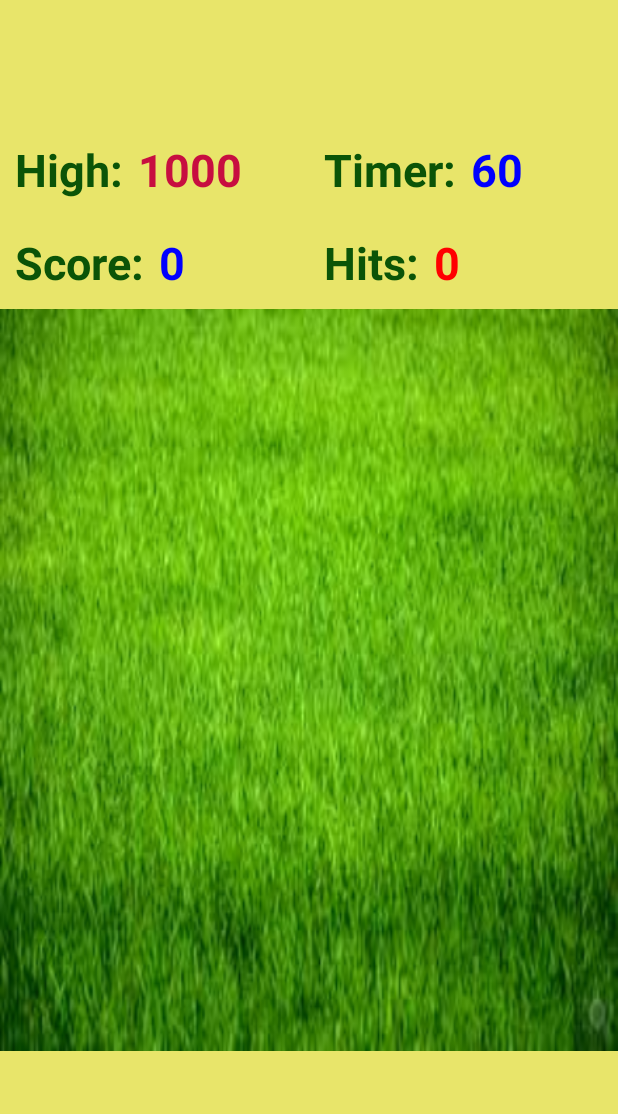
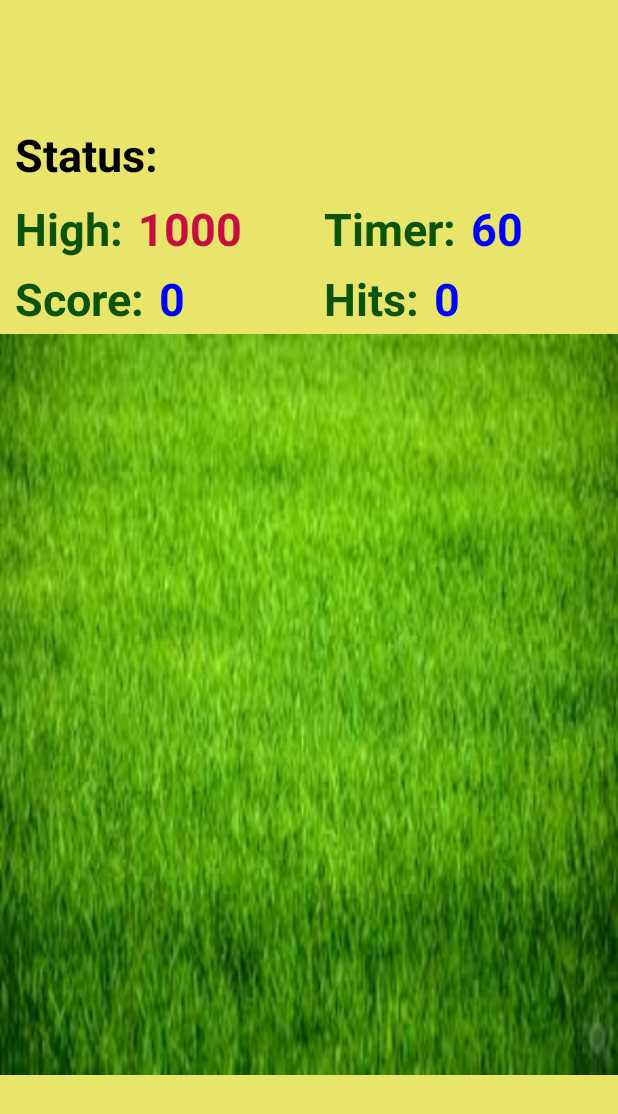
Before and after one commit to SmileChaoLee/GroundhogHunter, an Android app: the layout activity_main.xml on its own in the app's theme, with its tools: preview values and no code run, on a phone screen of 412 x 824 dp. Shown: the top 1114 px of the screen. Run offline under Robolectric (Android 15) with nearby library versions, the phone set to English and light mode, and no system bars.

Commit message:
Added game status in the score area just under buttons

```diff
--- a/app/src/main/AndroidManifest.xml
+++ b/app/src/main/AndroidManifest.xml
@@ -33,9 +33,9 @@
             android:theme="@style/ThemeTextSize30Transparent">
         </activity>
 
-        <activity android:name=".MultiUserActivity"
+        <activity android:name=".MultiPlayerActivity"
             android:configChanges="orientation"
-            android:label="@string/multiUserStr"
+            android:label="@string/multipleStr"
             android:screenOrientation="portrait"
             android:theme="@style/ThemeTextSize30Transparent">
         </activity>
--- a/app/src/main/res/layout/activity_main.xml
+++ b/app/src/main/res/layout/activity_main.xml
@@ -32,7 +32,7 @@
         </com.smile.groundhoghunter.Model.SmileImageButton>
 
         <com.smile.groundhoghunter.Model.SmileImageButton
-            android:id="@+id/multiUserButton"
+            android:id="@+id/multiPlayerButton"
             android:layout_width="0dp"
             android:layout_height="match_parent"
             android:layout_weight="1"
@@ -62,25 +62,57 @@
 
     <LinearLayout
         android:id="@+id/scoreLayout"
-        android:orientation="horizontal"
+        android:orientation="vertical"
         android:layout_width="match_parent"
         android:layout_height="0dp"
-        app:layout_constraintHeight_percent="0.15"
+        app:layout_constraintHeight_percent="0.17"
         app:layout_constraintTop_toBottomOf="@id/upperButtonLayout"
-        android:weightSum="2">
+        android:weightSum="3">
+
+        <RelativeLayout
+            android:layout_width="match_parent"
+            android:layout_height="0dp"
+            android:layout_weight="1">
+            <TextView
+                android:id="@+id/gameStatusTitle"
+                android:layout_width="wrap_content"
+                android:layout_height="wrap_content"
+                android:layout_marginLeft="10dp"
+                android:layout_alignParentLeft="true"
+                android:textAllCaps="false"
+                android:textColor="@android:color/black"
+                android:textStyle="bold"
+                android:text="@string/gameStatusStr">
+            </TextView>
+            <ImageView
+                android:id="@+id/numPlayerImageView"
+                android:layout_width="wrap_content"
+                android:layout_height="wrap_content"
+                android:layout_toRightOf="@+id/gameStatusTitle"
+                android:layout_marginLeft="10dp">
+            </ImageView>
+            <ImageView
+                android:id="@+id/soundOnOffImageView"
+                android:layout_width="wrap_content"
+                android:layout_height="wrap_content"
+                android:layout_toRightOf="@+id/numPlayerImageView"
+                android:layout_marginLeft="10dp">
+            </ImageView>
+        </RelativeLayout>
 
         <LinearLayout
-            android:id="@+id/scoreLayoutLeft"
-            android:orientation="vertical"
-            android:layout_width="0dp"
-            android:layout_height="match_parent"
+            android:id="@+id/scoreLayoutTop"
+            android:orientation="horizontal"
+            android:layout_width="match_parent"
+            android:layout_height="0dp"
             android:layout_weight="1"
             android:weightSum="2">
+
             <LinearLayout
                 android:id="@+id/scoreLayoutLeftTop"
                 android:orientation="vertical"
-                android:layout_width="match_parent"
-                android:layout_height="0dp"
+                android:layout_width="0dp"
+                android:layout_height="match_parent"
                 android:layout_weight="1">
                 <RelativeLayout
                     android:gravity="center_vertical"
@@ -107,11 +139,54 @@
                     </TextView>
                 </RelativeLayout>
             </LinearLayout>
+
+            <LinearLayout
+                android:id="@+id/scoreLayoutRightTop"
+                android:orientation="vertical"
+                android:layout_width="0dp"
+                android:layout_height="match_parent"
+                android:layout_weight="1">
+                <RelativeLayout
+                    android:gravity="center_vertical"
+                    android:layout_width="match_parent"
+                    android:layout_height="match_parent">
+                    <TextView
+                        android:id="@+id/timerTitle"
+                        android:layout_width="wrap_content"
+                        android:layout_height="wrap_content"
+                        android:layout_alignParentLeft="true"
+                        android:layout_marginLeft="10dp"
+                        android:layout_marginRight="10dp"
+                        android:textColor="@color/darkGreen"
+                        android:text="@string/timer_string">
+                    </TextView>
+                    <TextView
+                        android:id="@+id/timerText"
+                        android:layout_width="wrap_content"
+                        android:layout_height="wrap_content"
+                        android:layout_toRightOf="@+id/timerTitle"
+                        android:layout_alignTop="@+id/timerTitle"
+                        android:textColor="@color/blue"
+                        android:text="60">
+                    </TextView>
+                </RelativeLayout>
+            </LinearLayout>
+
+        </LinearLayout>
+
+        <LinearLayout
+            android:id="@+id/scoreLayoutBottom"
+            android:orientation="horizontal"
+            android:layout_width="match_parent"
+            android:layout_height="0dp"
+            android:layout_weight="1"
+            android:weightSum="2">
+
             <LinearLayout
                 android:id="@+id/scoreLayoutLeftBottom"
                 android:orientation="vertical"
-                android:layout_width="match_parent"
-                android:layout_height="0dp"
+                android:layout_width="0dp"
+                android:layout_height="match_parent"
                 android:layout_weight="1">
                 <RelativeLayout
                     android:gravity="center_vertical"
@@ -138,51 +213,12 @@
                     </TextView>
                 </RelativeLayout>
             </LinearLayout>
-        </LinearLayout>
 
-        <LinearLayout
-            android:id="@+id/scoreLayoutRight"
-            android:orientation="vertical"
-            android:layout_width="0dp"
-            android:layout_height="match_parent"
-            android:layout_weight="1"
-            android:weightSum="2">
-            <LinearLayout
-                android:id="@+id/scoreLayoutRightTop"
-                android:orientation="vertical"
-                android:layout_width="match_parent"
-                android:layout_height="0dp"
-                android:layout_weight="1">
-                <RelativeLayout
-                    android:gravity="center_vertical"
-                    android:layout_width="match_parent"
-                    android:layout_height="match_parent">
-                    <TextView
-                        android:id="@+id/timerTitle"
-                        android:layout_width="wrap_content"
-                        android:layout_height="wrap_content"
-                        android:layout_alignParentLeft="true"
-                        android:layout_marginLeft="10dp"
-                        android:layout_marginRight="10dp"
-                        android:textColor="@color/darkGreen"
-                        android:text="@string/timer_string">
-                    </TextView>
-                    <TextView
-                        android:id="@+id/timerText"
-                        android:layout_width="wrap_content"
-                        android:layout_height="wrap_content"
-                        android:layout_toRightOf="@+id/timerTitle"
-                        android:layout_alignTop="@+id/timerTitle"
-                        android:textColor="@color/blue"
-                        android:text="60">
-                    </TextView>
-                </RelativeLayout>
-            </LinearLayout>
             <LinearLayout
                 android:id="@+id/scoreLayoutRightBottom"
                 android:orientation="vertical"
-                android:layout_width="match_parent"
-                android:layout_height="0dp"
+                android:layout_width="0dp"
+                android:layout_height="match_parent"
                 android:layout_weight="1">
                 <RelativeLayout
                     android:gravity="center_vertical"
@@ -204,7 +240,7 @@
                         android:layout_height="wrap_content"
                         android:layout_toRightOf="@+id/num_hit_Title"
                         android:layout_alignTop="@+id/num_hit_Title"
-                        android:textColor="@color/red"
+                        android:textColor="@color/blue"
                         android:text="0">
                     </TextView>
                 </RelativeLayout>
@@ -237,7 +273,7 @@
         android:orientation="horizontal"
         android:layout_width="match_parent"
         android:layout_height="0dp"
-        app:layout_constraintHeight_percent="0.15"
+        app:layout_constraintHeight_percent="0.13"
         app:layout_constraintTop_toBottomOf="@id/gameViewAreaFrameLayout"
         android:weightSum="3">
 
@@ -256,7 +292,7 @@
                 android:layout_marginLeft="10dp"
                 android:layout_marginTop="30dp"
                 android:layout_marginRight="10dp"
-                android:layout_marginBottom="15dp"
+                android:layout_marginBottom="10dp"
                 android:clickable="true"
                 android:visibility="visible"
                 android:background="@android:color/transparent">
@@ -272,7 +308,7 @@
                 android:layout_marginLeft="10dp"
                 android:layout_marginTop="30dp"
                 android:layout_marginRight="10dp"
-                android:layout_marginBottom="15dp"
+                android:layout_marginBottom="10dp"
                 android:clickable="false"
                 android:visibility="gone"
                 android:background="@android:color/transparent">
@@ -288,7 +324,7 @@
                 android:layout_marginLeft="10dp"
                 android:layout_marginTop="30dp"
                 android:layout_marginRight="10dp"
-                android:layout_marginBottom="15dp"
+                android:layout_marginBottom="10dp"
                 android:clickable="false"
                 android:visibility="gone"
                 android:background="@android:color/transparent">
@@ -306,7 +342,7 @@
             android:layout_marginLeft="10dp"
             android:layout_marginTop="30dp"
             android:layout_marginRight="10dp"
-            android:layout_marginBottom="15dp"
+            android:layout_marginBottom="10dp"
             android:background="@android:color/transparent">
         </com.smile.groundhoghunter.Model.SmileImageButton>
 
@@ -320,7 +356,7 @@
             android:layout_marginLeft="10dp"
             android:layout_marginTop="30dp"
             android:layout_marginRight="10dp"
-            android:layout_marginBottom="15dp"
+            android:layout_marginBottom="10dp"
             android:background="@android:color/transparent">
         </com.smile.groundhoghunter.Model.SmileImageButton>
 
--- a/app/src/main/res/layout/activity_setting.xml
+++ b/app/src/main/res/layout/activity_setting.xml
@@ -102,7 +102,7 @@
                         android:text="@string/numPlayersStr">
                     </TextView>
                     <ToggleButton
-                        android:id="@+id/multiUserSwitch"
+                        android:id="@+id/multiPlayerSwitch"
                         android:layout_width="wrap_content"
                         android:layout_height="wrap_content"
                         android:layout_gravity="right|center_vertical"
@@ -111,8 +111,8 @@
                         android:background="@color/transparent"
                         android:textColor="@color/white"
                         android:textAllCaps="false"
-                        android:textOn="@string/singleUserStr"
-                        android:textOff="@string/multiUserStr">
+                        android:textOn="@string/singleStr"
+                        android:textOff="@string/multipleStr">
                     </ToggleButton>
                 </RelativeLayout>
 
```
Also changed, not shown: app/src/main/java/com/smile/groundhoghunter/GameView.java (+6 -6 lines), app/src/main/java/com/smile/groundhoghunter/MainActivity.java (+44 -17 lines), app/src/main/java/com/smile/groundhoghunter/MultiPlayerActivity.java (renamed from app/src/main/java/com/smile/groundhoghunter/MultiUserActivity.java, +4 -4 lines), app/src/main/java/com/smile/groundhoghunter/SettingActivity.java (+18 -10 lines), app/src/main/res/layout/activity_multi_player.xml (renamed from app/src/main/res/layout/activity_multi_user.xml, +6 -6 lines), app/src/main/res/values/strings.xml (+6 -2 lines), app/src/main/res/drawable/multi_player_button.png (renamed from app/src/main/res/drawable/multi_user_button.png), app/src/main/res/drawable/multi_players_image.png (added), app/src/main/res/drawable/single_player_image.png (added), app/src/main/res/drawable/sound_off_image.png (added), app/src/main/res/drawable/sound_on_image.png (added), 2 other files.
